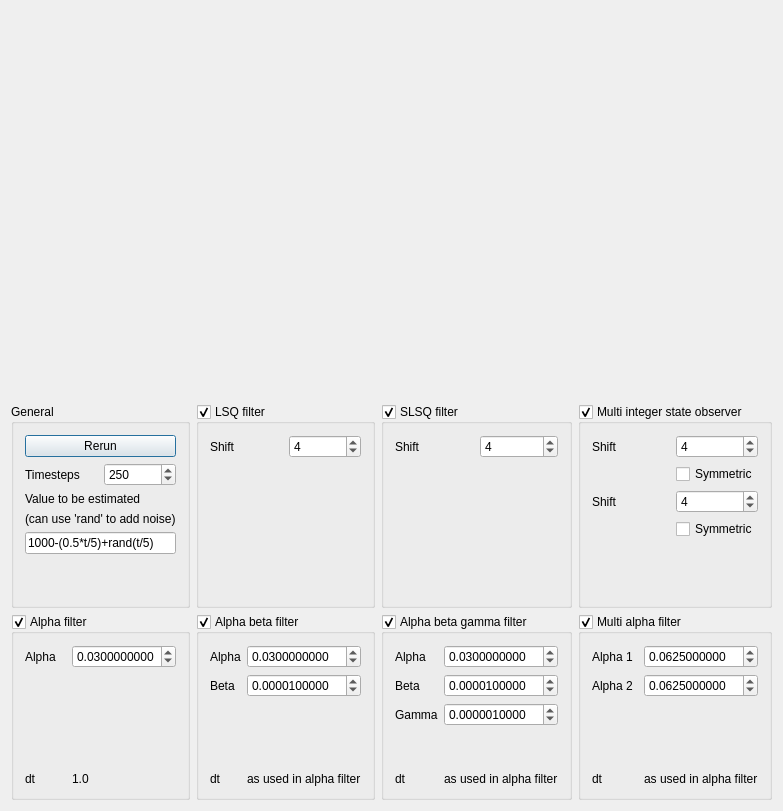
richelbilderbeek/ProjectRichelBilderbeek, file Tools/ToolStateObserver/qtstateobservermaindialog.ui: the form before one commit.
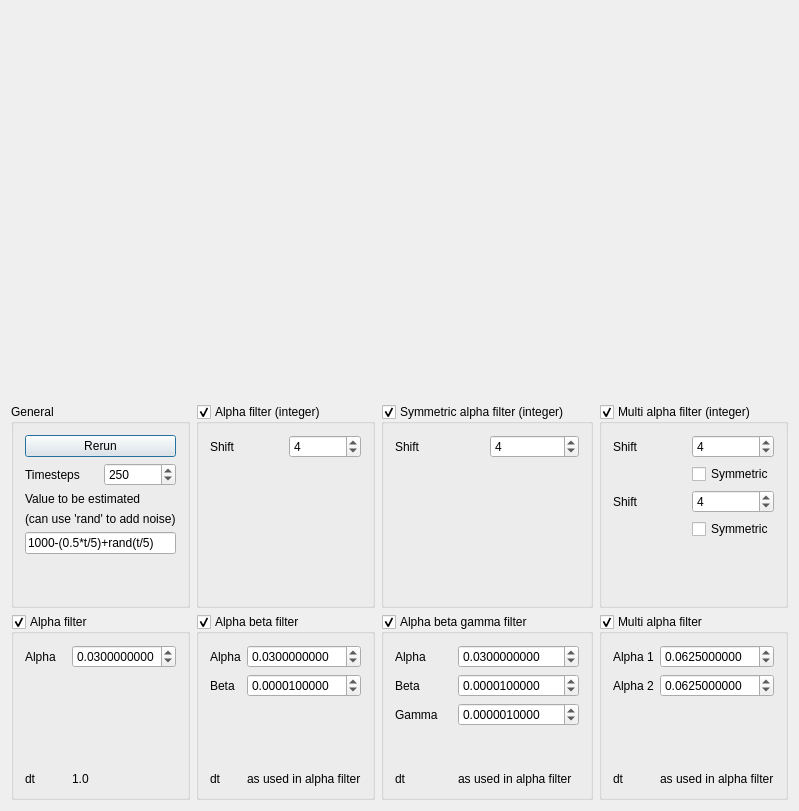
The form after the commit. Custom widgets are drawn as their Qt base class.

Commit message: StateObserver: added FloatingPointStateObserver

```diff
--- a/Tools/ToolStateObserver/qtstateobservermaindialog.ui
+++ b/Tools/ToolStateObserver/qtstateobservermaindialog.ui
@@ -118,7 +118,7 @@
       </sizepolicy>
      </property>
      <property name="title">
-      <string>LSQ filter</string>
+      <string>Alpha filter (integer)</string>
      </property>
      <property name="checkable">
       <bool>true</bool>
@@ -166,7 +166,7 @@
       </sizepolicy>
      </property>
      <property name="title">
-      <string>SLSQ filter</string>
+      <string>Symmetric alpha filter (integer)</string>
      </property>
      <property name="checkable">
       <bool>true</bool>
@@ -214,7 +214,7 @@
       </sizepolicy>
      </property>
      <property name="title">
-      <string>Multi integer state observer</string>
+      <string>Multi alpha filter (integer)</string>
      </property>
      <property name="checkable">
       <bool>true</bool>
```
The commit also changes 4 other files.
